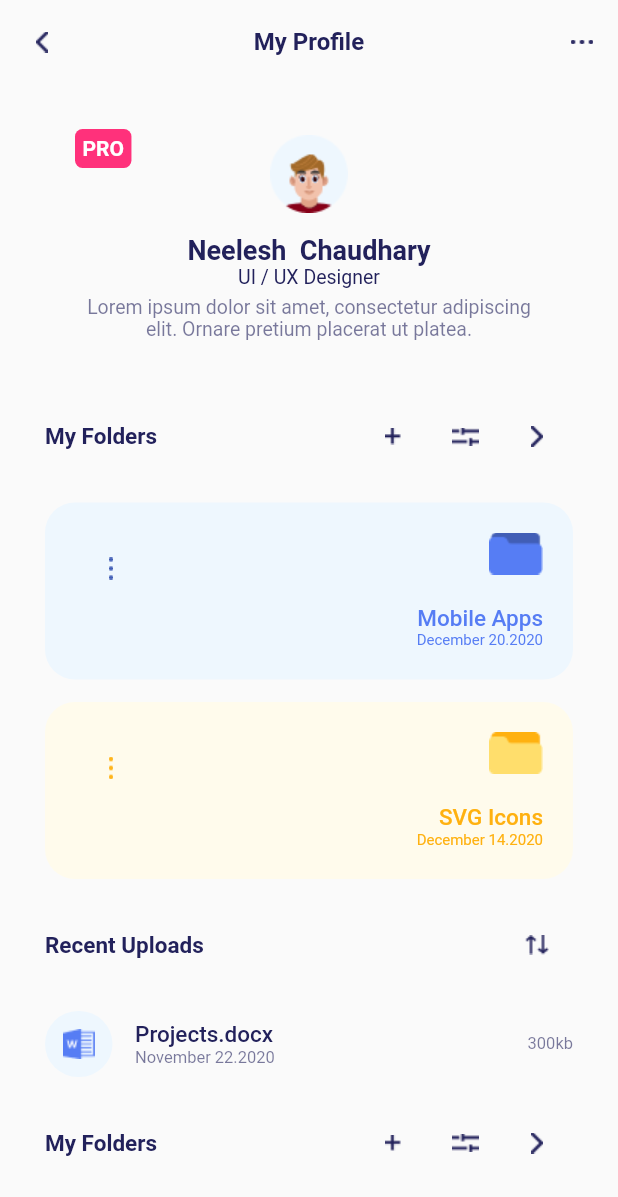
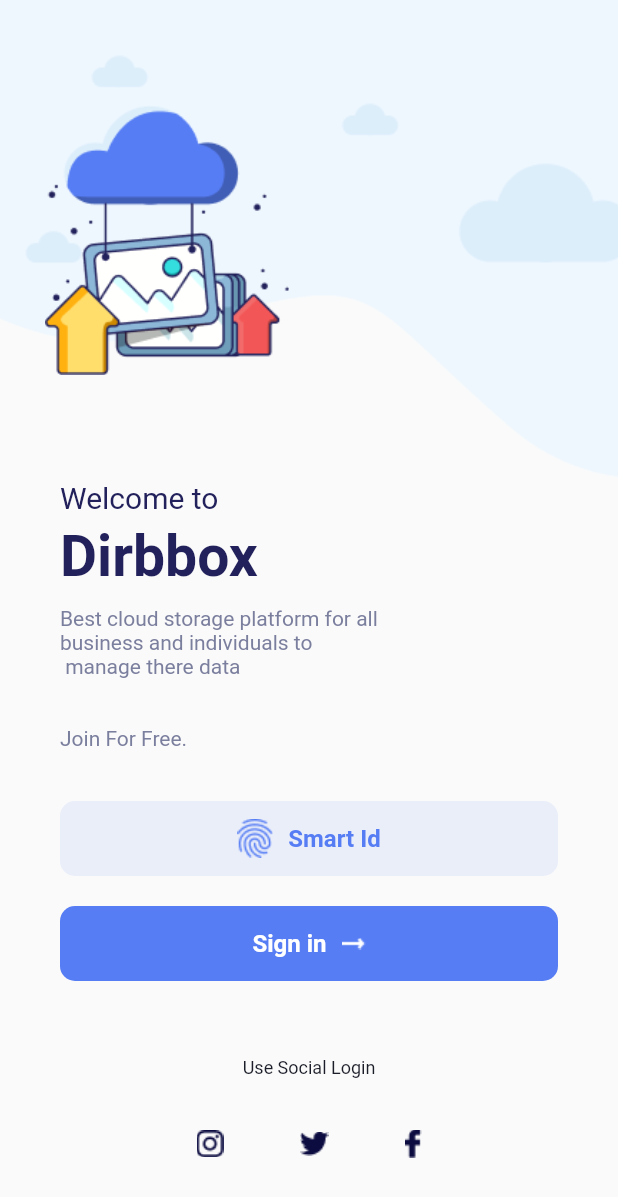
Before and after one commit to lperezp/dirbbox-app-flutter, a Flutter app: the screen it shows after launch, on a phone screen of 412 x 824 dp. Shown: the top 1197 px of the screen. Run offline on Flutter 3.47's test engine with Material 2 defaults, Android fonts, the phone set to English and light mode, and no system bars; Roboto replaces fonts that are missing (Gilroy).

Commit message:
feat(login): add page

```diff
--- a/lib/main.dart
+++ b/lib/main.dart
@@ -1,10 +1,9 @@
 import 'package:flutter/material.dart';
 
-import 'pages/profile-page.dart';
-
+import 'pages/login-page.dart';
 
 void main() => runApp(MaterialApp(
   debugShowCheckedModeBanner: false,
-  home: ProfilePage(),
+  home: LoginPage(),
   theme: ThemeData(fontFamily: 'Gilroy'),
 ));
--- /dev/null
+++ b/lib/pages/login-page.dart
@@ -0,0 +1,182 @@
+import './profile-page.dart';
+import 'package:flutter/material.dart';
+
+class LoginPage extends StatefulWidget {
+  @override
+  _LoginPageState createState() => _LoginPageState();
+}
+
+class _LoginPageState extends State<LoginPage> {
+  @override
+  Widget build(BuildContext context) {
+    return Scaffold(
+      body: ListView(children: <Widget>[
+        Container(
+          child: Column(
+            children: <Widget>[
+              Container(
+                decoration: BoxDecoration(
+                  image: DecorationImage(
+                    image: AssetImage("assets/img/background.png"),
+                    fit: BoxFit.none,
+                  ),
+                ),
+                width: double.infinity,
+                height: 320,
+                child: Stack(
+                  children: <Widget>[
+                    Positioned(
+                      child: Container(
+                        padding:
+                            EdgeInsets.symmetric(horizontal: 30, vertical: 70),
+                        child: Image.asset("assets/img/icon-home.png"),
+                      ),
+                    ),
+                  ],
+                ),
+              ),
+              Container(
+                padding: EdgeInsets.symmetric(horizontal: 40, vertical: 0),
+                child: Column(
+                  crossAxisAlignment: CrossAxisAlignment.start,
+                  children: <Widget>[
+                    Text(
+                      'Welcome to',
+                      style: TextStyle(fontSize: 20, color: Color(0xFF22215B)),
+                    ),
+                    SizedBox(
+                      height: 6,
+                    ),
+                    Text(
+                      'Dirbbox',
+                      style: TextStyle(
+                          fontSize: 38,
+                          fontWeight: FontWeight.bold,
+                          color: Color(0xFF22215B)),
+                    ),
+                    SizedBox(
+                      height: 10,
+                    ),
+                    Text(
+                      'Best cloud storage platform for all\n'
+                      'business and individuals to\n manage there data\n\n\n'
+                      'Join For Free.',
+                      style: TextStyle(fontSize: 14, color: Color(0xFF7B7F9E)),
+                    ),
+                    SizedBox(
+                      height: 34,
+                    ),
+                    btnSmartId(),
+                    SizedBox(height: 20),
+                    GestureDetector(
+                      onTap: () {
+                        Navigator.push(
+                          context,
+                          MaterialPageRoute(
+                              builder: (context) => ProfilePage()),
+                        );
+                      },
+                      child: Container(
+                        decoration: BoxDecoration(
+                          color: Color(0xFF567DF4),
+                          borderRadius: BorderRadius.circular(10),
+                        ),
+                        width: double.infinity,
+                        height: 50.0,
+                        child: Column(
+                          mainAxisAlignment: MainAxisAlignment.center,
+                          children: <Widget>[
+                            Row(
+                              mainAxisAlignment: MainAxisAlignment.center,
+                              children: <Widget>[
+                                Text(
+                                  'Sign in',
+                                  style: TextStyle(
+                                      fontSize: 16,
+                                      fontWeight: FontWeight.bold,
+                                      color: Color(0xFFFFFFFF)),
+                                ),
+                                SizedBox(width: 10),
+                                Image.asset('assets/img/vector.png'),
+                              ],
+                            ),
+                          ],
+                        ),
+                      ),
+                    )
+                  ],
+                ),
+              ),
+              Container(
+                  margin: EdgeInsets.only(top: 51),
+                  child: Column(
+                    children: <Widget>[
+                      Text(
+                        "Use Social Login",
+                        style:
+                            TextStyle(fontSize: 12, color: Color(0XFF1B1D28)),
+                      ),
+                      Container(
+                        margin: EdgeInsets.only(top: 34),
+                        width: 150,
+                        child: Row(
+                          mainAxisAlignment: MainAxisAlignment.spaceBetween,
+                          children: <Widget>[
+                            Image.asset('assets/img/instagram.png'),
+                            Image.asset('assets/img/twitter.png'),
+                            Image.asset('assets/img/facebook.png'),
+                          ],
+                        ),
+                      )
+                    ],
+                  )),
+              Container(
+                margin: EdgeInsets.only(top: 52, bottom: 34),
+                child: Text(
+                  "Create an account",
+                  style: TextStyle(
+                    fontSize: 16,
+                    color: Color(0XFF1B1D28),
+                  ),
+                ),
+              )
+            ],
+          ),
+        )
+      ]),
+    );
+  }
+}
+
+Widget btnSmartId(){
+  return GestureDetector(
+    onTap: () {},
+    child: Container(
+      decoration: BoxDecoration(
+        color: Color.fromRGBO(86, 125, 244, 0.1),
+        borderRadius: BorderRadius.circular(10),
+      ),
+      width: double.infinity,
+      height: 50.0,
+      child: Column(
+        mainAxisAlignment: MainAxisAlignment.center,
+        children: <Widget>[
+          Row(
+            mainAxisAlignment: MainAxisAlignment.center,
+            children: <Widget>[
+              Image.asset('assets/img/huella.png'),
+              SizedBox(width: 10),
+              Text(
+                'Smart Id',
+                style: TextStyle(
+                    fontSize: 16,
+                    fontWeight: FontWeight.bold,
+                    color: Color(0xFF567DF4)),
+              ),
+            ],
+          ),
+        ],
+      ),
+    ),
+  );
+}
```
Also changed, not shown: assets/img/background.png (added), assets/img/facebook.png (added), assets/img/huella.png (added), assets/img/icon-home.png (added), assets/img/instagram.png (added), assets/img/twitter.png (added), assets/img/vector.png (added).
